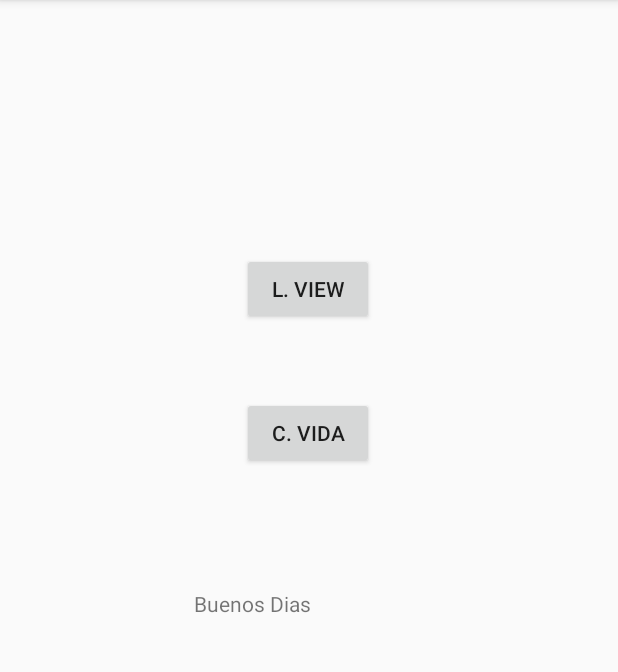
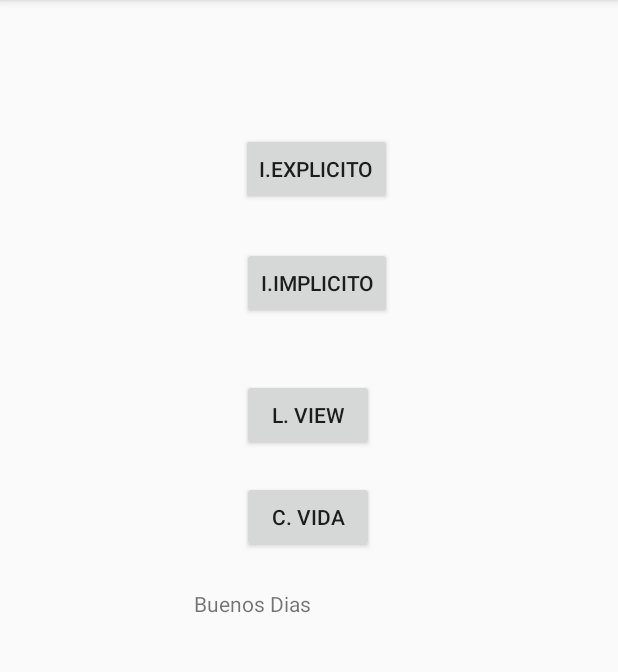
Before and after one commit to EPN-2023B-Moviles-GR2SW/mov-gr2sw-montalvo-paz-emily-gabriela, an Android app built with Jetpack Compose: the screen it shows after launch (MainActivity), on a phone screen of 412 x 824 dp, the part 84-756 px from its top. Run offline under Robolectric (Android 15) with nearby library versions, the phone set to English and light mode, and no system bars.

Commit message:
Add Intents

```diff
--- a/02-Android/app/src/main/AndroidManifest.xml
+++ b/02-Android/app/src/main/AndroidManifest.xml
@@ -12,6 +12,9 @@
         android:supportsRtl="true"
         android:theme="@style/Theme.AppCompat.Light"
         tools:targetApi="31">
+        <activity
+            android:name=".CIntentExplicitoParametros"
+            android:exported="false" />
         <activity
             android:name=".BListView"
             android:exported="false" />
--- a/02-Android/app/src/main/res/layout/activity_main.xml
+++ b/02-Android/app/src/main/res/layout/activity_main.xml
@@ -2,6 +2,7 @@
 <androidx.constraintlayout.widget.ConstraintLayout xmlns:android="http://schemas.android.com/apk/res/android"
     xmlns:app="http://schemas.android.com/apk/res-auto"
     xmlns:tools="http://schemas.android.com/tools"
+    android:id="@+id/id_layout_main"
     android:layout_width="match_parent"
     android:layout_height="match_parent">
 
@@ -18,10 +19,21 @@
         app:layout_constraintVertical_bias="0.535" />
 
     <Button
+        android:id="@+id/btn_ir_intent_implicito"
+        android:layout_width="wrap_content"
+        android:layout_height="wrap_content"
+        android:layout_marginBottom="40dp"
+        android:text="I.Implicito"
+        app:layout_constraintBottom_toTopOf="@+id/btn_ir_list_view"
+        app:layout_constraintEnd_toEndOf="@+id/btn_ir_list_view"
+        app:layout_constraintHorizontal_bias="0.0"
+        app:layout_constraintStart_toStartOf="@+id/btn_ir_list_view" />
+
+    <Button
         android:id="@+id/btn_ciclo_vida"
         android:layout_width="wrap_content"
         android:layout_height="wrap_content"
-        android:layout_marginBottom="80dp"
+        android:layout_marginBottom="24dp"
         android:text="C. vida"
         app:layout_constraintBottom_toTopOf="@+id/textView"
         app:layout_constraintEnd_toEndOf="@+id/textView"
@@ -31,10 +43,21 @@
         android:id="@+id/btn_ir_list_view"
         android:layout_width="wrap_content"
         android:layout_height="wrap_content"
-        android:layout_marginBottom="48dp"
+        android:layout_marginBottom="20dp"
         android:text="L. view"
         app:layout_constraintBottom_toTopOf="@+id/btn_ciclo_vida"
         app:layout_constraintEnd_toEndOf="@+id/btn_ciclo_vida"
         app:layout_constraintHorizontal_bias="0.0"
         app:layout_constraintStart_toStartOf="@+id/btn_ciclo_vida" />
+
+    <Button
+        android:id="@+id/btn_ir_intent_explicito"
+        android:layout_width="wrap_content"
+        android:layout_height="wrap_content"
+        android:layout_marginBottom="28dp"
+        android:text="I.explicito"
+        app:layout_constraintBottom_toTopOf="@+id/btn_ir_intent_implicito"
+        app:layout_constraintEnd_toEndOf="@+id/btn_ir_intent_implicito"
+        app:layout_constraintHorizontal_bias="1.0"
+        app:layout_constraintStart_toStartOf="@+id/btn_ir_intent_implicito" />
 </androidx.constraintlayout.widget.ConstraintLayout>
```
Also changed, not shown: 02-Android/app/src/main/java/com/example/b2023gr2sw/CIntentExplicitoParametros.kt (added, +26 -0 lines), 02-Android/app/src/main/java/com/example/b2023gr2sw/MainActivity.kt (+79 -0 lines), 02-Android/app/src/main/res/layout/activity_cintent_explicito_parametros.xml (added, +18 -0 lines).
